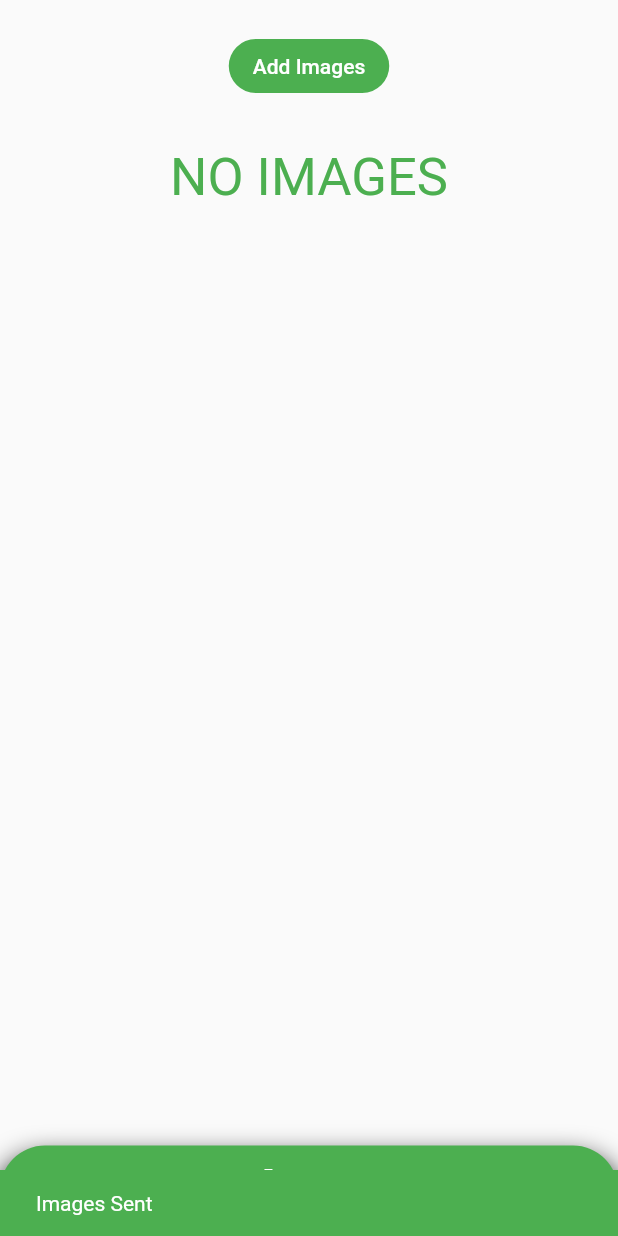
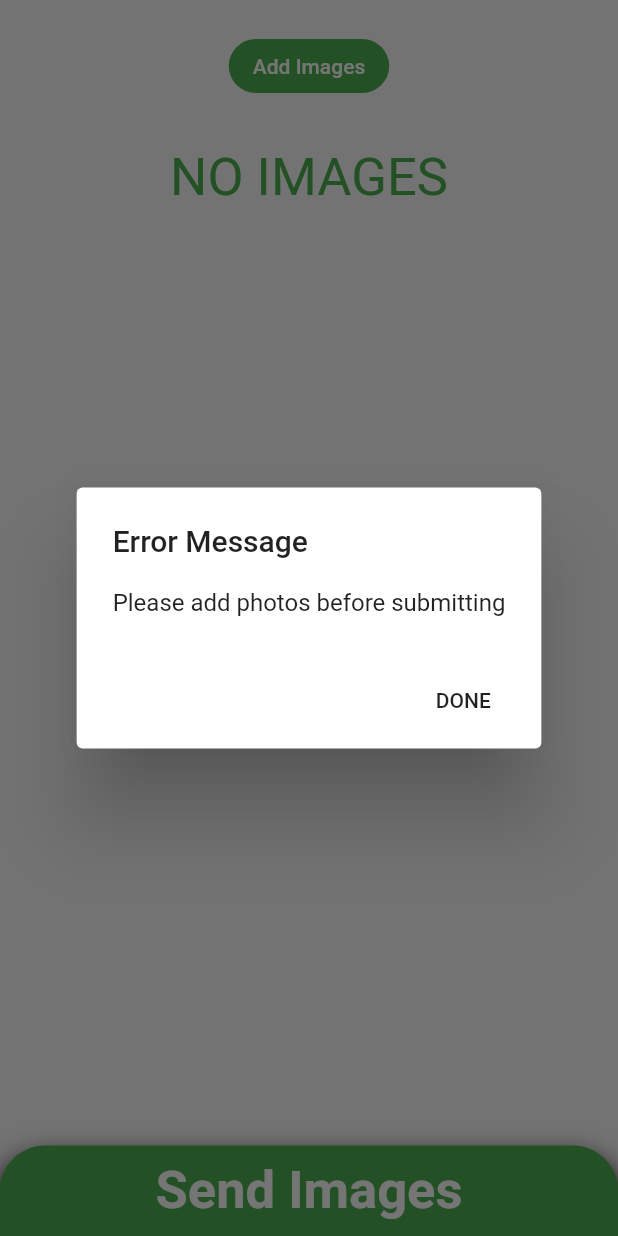
Before and after one commit to Dbono-dev/SicklesNHS, a Flutter app: the SendImages screen opened directly, after a tap on "Send Images", on a phone screen of 412 x 824 dp. Run offline on Flutter 3.47's test engine with Material 2 defaults, Android fonts, the phone set to English and light mode, and no system bars; our stand-ins replace cloud_firestore, date_format, file_picker, firebase_auth, firebase_database, firebase_messaging and 8 more; missing offline and left inert: barcode_scan, flutter_full_pdf_viewer, flutter_rounded_date_picker, mailer; accounts and stored records are empty.

Commit message:
Another commit

```diff
--- a/lib/backend/database.dart
+++ b/lib/backend/database.dart
@@ -92,7 +92,7 @@ class DatabaseService {
       grade: snapshot.data['grade'],
       permissions: snapshot.data['permissions'],
       date: snapshot.data['date'],
-      hours: snapshot.data['hours'],
+      hours: double.parse(snapshot.data['hours'].toString()),
       firstQuarter: snapshot.data['firstQuarter'],
       secondQuarter: snapshot.data['secondQuarter'],
       thirdQuarter: snapshot.data['thirdQuarter'],
--- a/lib/memberSide/account_profile.dart
+++ b/lib/memberSide/account_profile.dart
@@ -134,7 +134,7 @@ class _AccountProfileState extends State<AccountProfile> {
     if(widget.type == "student") {
       return Row(
         children: <Widget>[
-          iconsForTopAccountProfile(Icons.add_circle_outline, CreateNewHoursOptionsPage(tile1: "Create New Service Hour Form", tile2: "View Saved Service Hour Forms", tile3: "View Submitted Service Hour Forms")),
+          iconsForTopAccountProfile(Icons.add_circle_outline, CreateNewHoursOptionsPage(tile1: "Create New Service Hour Form", tile2: "View Saved Service Hour Forms", tile3: "View Submitted Service Hour Forms", uid: widget.uid,)),
           iconsForTopAccountProfile(Icons.format_list_numbered, Leaderboard()),
           iconsForTopAccountProfile(Icons.image, SendImages(name: widget.name,)),
           iconsForTopAccountProfile(Icons.inbox, MessagesPage()),
--- a/lib/memberSide/create_new_event_options.dart
+++ b/lib/memberSide/create_new_event_options.dart
@@ -25,7 +25,7 @@ class CreateNewHoursOptionsPage extends StatelessWidget {
           Padding(padding: EdgeInsets.all(SizeConfig.blockSizeVertical * 2)),
           theTiles(tile1, tile1 == "Create New Scanning Session" ? ScanningPage(uid) : AddNewHours(), context),
           theTiles(tile2, tile2 == "View Saved Scanning Sessions" ? ViewSavedScanningSessions(uid: uid,) : ViewSavedServiceHourForms(), context),
-          tile3 == "View Submitted Scanning Sessions" ? Container() : theTiles(tile3, SubmittedServiceHourForms(), context),
+          tile3 == "View Submitted Scanning Sessions" ? Container() : theTiles(tile3, SubmittedServiceHourForms(uid: uid), context),
         ]
       ),
     );
--- a/lib/memberSide/send_images.dart
+++ b/lib/memberSide/send_images.dart
@@ -33,7 +33,7 @@ class _SendImagesState extends State<SendImages> {
   Future sendImages() async {
     List theImagesUrl = new List();
     for(int i = 0; i < theImages.length; i++) {
-      firebaseStorageRef = FirebaseStorage.instance.ref().child(widget.name + DateTime.now().toString());
+      firebaseStorageRef = FirebaseStorage.instance.ref().child(widget.name + DateTime.now().toString() + '.jpg');
       final StorageUploadTask task = firebaseStorageRef.putFile(theImages[i]);
 
       var test = await (await task.onComplete).ref.getDownloadURL();
@@ -115,6 +115,7 @@ class _SendImagesState extends State<SendImages> {
                     builder: (context) {
                       return FlatButton(
                         onPressed: () async {
+                          if(theImages.length > 0) {
                             Scaffold.of(context).showSnackBar(
                               SnackBar(
                                 content: Text("Images Sent"),
@@ -127,6 +128,24 @@ class _SendImagesState extends State<SendImages> {
                             setState(() {
                               theImages.clear();
                             });
+                          }
+                          else {
+                            showDialog(
+                              context: context,
+                              builder: (BuildContext context) {
+                                return AlertDialog(
+                                  title: Text("Error Message"),
+                                  content: Text("Please add photos before submitting"),
+                                  actions: [
+                                    FlatButton(
+                                      child: Text("DONE"),
+                                      onPressed: () => Navigator.of(context).pop(),
+                                    )
+                                  ],
+                                );
+                              }
+                            );
+                          }
                         },
                           child: Text("Send Images", style: TextStyle(
                           fontSize: 35,
--- a/lib/sign_up.dart
+++ b/lib/sign_up.dart
@@ -205,8 +205,8 @@ class MiddlePageSignUpScreen extends StatelessWidget {
                   return _buildErrorDialog(context, error.toString());
                 }
                 }
-                Navigator.push(context, MaterialPageRoute(
-                builder: (context) => LoginScreen()),);
+                /*Navigator.push(context, MaterialPageRoute(
+                builder: (context) => LoginScreen()),);*/
               },
               child: Card(
                 elevation: 10,
--- a/pubspec.yaml
+++ b/pubspec.yaml
@@ -48,6 +48,8 @@ dependencies:
   masked_text: ^0.0.6
   shared_preferences: ^0.5.8
   flutter_automation: ^1.4.0
+  font_awesome_flutter: ^8.10.0
+  url_launcher: ^5.6.0
 
 dev_dependencies:
   flutter_test:
```
Also changed, not shown: lib/adminSide/add_new_event.dart (+6 -3 lines), lib/memberSide/event_view.dart (+4 -9 lines), lib/memberSide/settings_page.dart (+52 -0 lines), lib/memberSide/submitted_service_hour_forms.dart (+12 -2 lines), pubspec.lock. Lines whose indentation alone changed are shown as unchanged.
